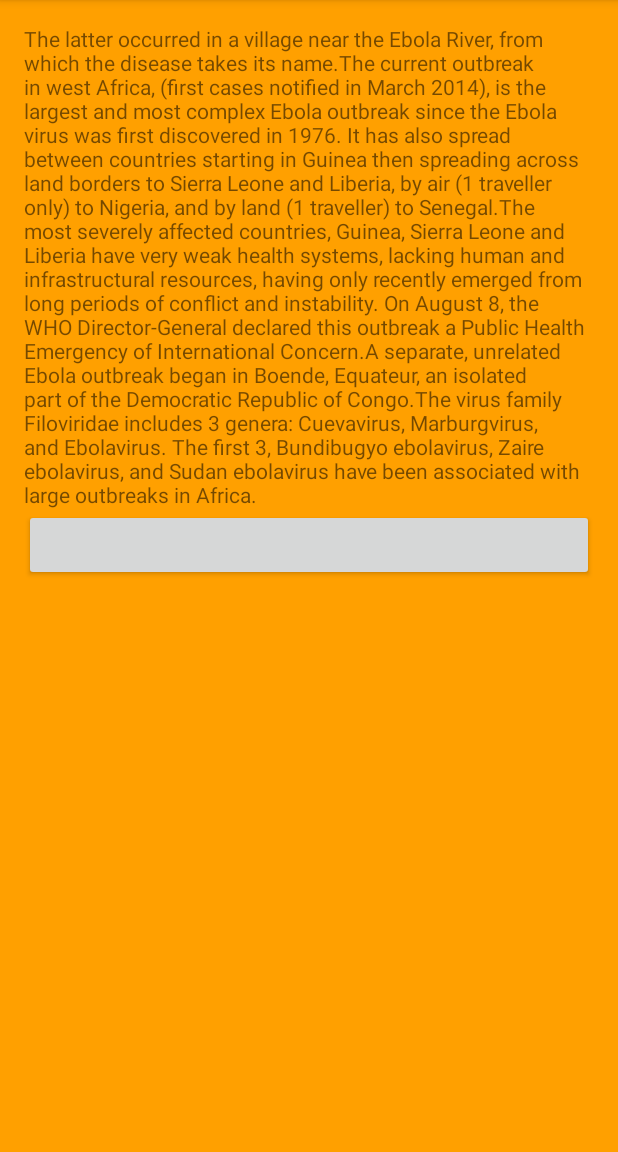
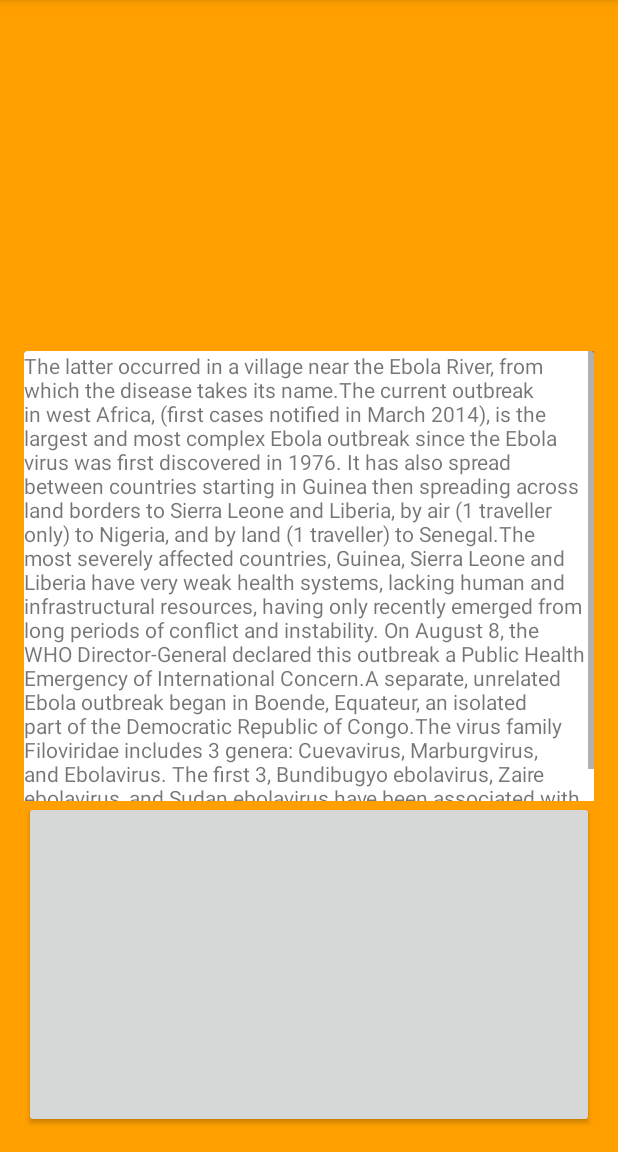
Before and after one commit to maneesht/hackathon, an Android app: the MainActivity screen opened directly, with no data from a screen before it, on a phone screen of 412 x 824 dp, the part 84-1236 px from its top. Run offline under Robolectric (Android 15) with nearby library versions, the phone set to English and light mode, and no system bars.

Commit message:
Working version of loader

```diff
--- a/Project/app/build.gradle
+++ b/Project/app/build.gradle
@@ -20,6 +20,8 @@ android {
 }
 
 dependencies {
-    compile fileTree(dir: 'libs', include: ['*.jar'])
+    compile fileTree(include: ['*.jar'], dir: 'libs')
     compile 'com.android.support:appcompat-v7:21.0.0'
+    compile 'com.android.support:support-v4:21.0.0'
+    compile 'com.android.support:cardview-v7:21.0.0'
 }
--- a/Project/app/src/main/java/com/msolutions/hackathon/MainActivity.java
+++ b/Project/app/src/main/java/com/msolutions/hackathon/MainActivity.java
@@ -1,5 +1,7 @@
 package com.msolutions.hackathon;
 
+import android.app.Activity;
+import android.app.ProgressDialog;
 import android.support.v7.app.ActionBarActivity;
 import android.support.v4.app.Fragment;
 import android.os.Bundle;
@@ -9,11 +11,16 @@ import android.view.Menu;
 import android.view.MenuItem;
 import android.view.View;
 import android.view.ViewGroup;
+import android.widget.ProgressBar;
+import android.widget.ScrollView;
+import android.widget.Scroller;
 import android.widget.TextView;
 
 import java.io.BufferedReader;
 import java.io.InputStream;
 import java.io.InputStreamReader;
+import java.util.Timer;
+import java.util.TimerTask;
 import java.util.logging.Level;
 import java.util.logging.Logger;
 
@@ -86,24 +93,43 @@ public class MainActivity extends ActionBarActivity {
         @Override
         public View onCreateView(LayoutInflater inflater, ViewGroup container,
                                  Bundle savedInstanceState) {
-            View rootView = inflater.inflate(R.layout.fragment_main, container, false);
+            final View rootView = inflater.inflate(R.layout.fragment_main, container, false);
+
+
+            Thread thread = new Thread() {
+                @Override
+                public void run() {
+                    try {
+
                         BufferedReader read;
-            String str = "";
-            try {
                         InputStream is = getActivity().getAssets().open("article.txt");
                         read = new BufferedReader(new InputStreamReader(is));
                         String s;
+                        String str = "";
                         while((s = read.readLine()) != null) {
                             str += s;
                         }
-                Log.d("WIN!", str);
+                        Article article = new Article(str);
+                        final String x = article.getSummary();
+                        getActivity().runOnUiThread(new Runnable() {
+                            @Override
+                            public void run() {
+
+                                TextView textView = (TextView) rootView.findViewById(R.id.textView);
+                                final ProgressBar progressBar = (ProgressBar) rootView.findViewById(R.id.progressBar);
+                                ScrollView scrollView = (ScrollView) rootView.findViewById(R.id.scrollView);
+                                progressBar.setVisibility(View.INVISIBLE);
+                                progressBar.setProgress(100);
+                                scrollView.setVisibility(View.VISIBLE);
+                                textView.setText(x);
+                            }
+                        });
                     } catch (Exception e) {
                         Logger.getLogger(Article.class.getName()).log(Level.SEVERE, null, e);
                     }
-            Article article = new Article(str);
-            String x = article.getSummary();
-            TextView textView = (TextView) rootView.findViewById(R.id.textView);
-            textView.setText(x);
+                }
+            };
+            thread.start();
             return rootView;
         }
     }
--- a/Project/app/src/main/res/layout/fragment_main.xml
+++ b/Project/app/src/main/res/layout/fragment_main.xml
@@ -6,24 +6,49 @@
     android:paddingBottom="@dimen/activity_vertical_margin"
     android:background="@color/Amber"
     tools:context=".MainActivity$PlaceholderFragment">
+    <ProgressBar
+        style="?android:attr/progressBarStyleLarge"
+        android:layout_width="wrap_content"
+        android:layout_height="wrap_content"
+        android:id="@+id/progressBar"
+        android:layout_alignParentRight="true"
+        android:layout_alignParentEnd="true"
+        android:layout_alignParentTop="true"
+        android:layout_alignParentLeft="true"
+        android:layout_alignParentStart="true" />
+
     <ScrollView
+        android:id="@+id/scrollView"
         android:layout_width="fill_parent"
-        android:layout_height="fill_parent">
+        android:layout_height="300dp"
+        android:layout_centerVertical="true"
+        android:layout_alignRight="@+id/progressBar"
+        android:layout_alignEnd="@+id/progressBar">
         <RelativeLayout
             android:layout_width="fill_parent"
-            android:layout_height="fill_parent">
+            android:layout_height="wrap_content">
+            <android.support.v7.widget.CardView
+                xmlns:card_view="http://schemas.android.com/apk/res-auto"
+                android:layout_width="fill_parent"
+                android:id="@+id/cardView"
+                card_view:elevation="200dp"
+                android:layout_height="wrap_content">
                 <TextView
                     android:layout_width="fill_parent"
                     android:layout_height="wrap_content"
                     android:id="@+id/textView"/>
+             </android.support.v7.widget.CardView>
+
+
+
+        </RelativeLayout>
+        </ScrollView>
     <Button
         android:layout_width="fill_parent"
         android:layout_height="fill_parent"
-                android:layout_below="@id/textView"
         android:id="@+id/button"
-                android:onClick="seeWholeArticle"/>
-            </RelativeLayout>
-        </ScrollView>
+        android:onClick="seeWholeArticle"
+        android:layout_below="@+id/scrollView" />
 
     <!--<android.support.v7.widget.CardView
           android:id="@+id/cardView"
--- a/Project/settings.gradle
+++ b/Project/settings.gradle
@@ -1,2 +1 @@
 include ':app'
-include ':cardview'
```
Also changed, not shown: 1 other file. Lines whose indentation alone changed are shown as unchanged.
